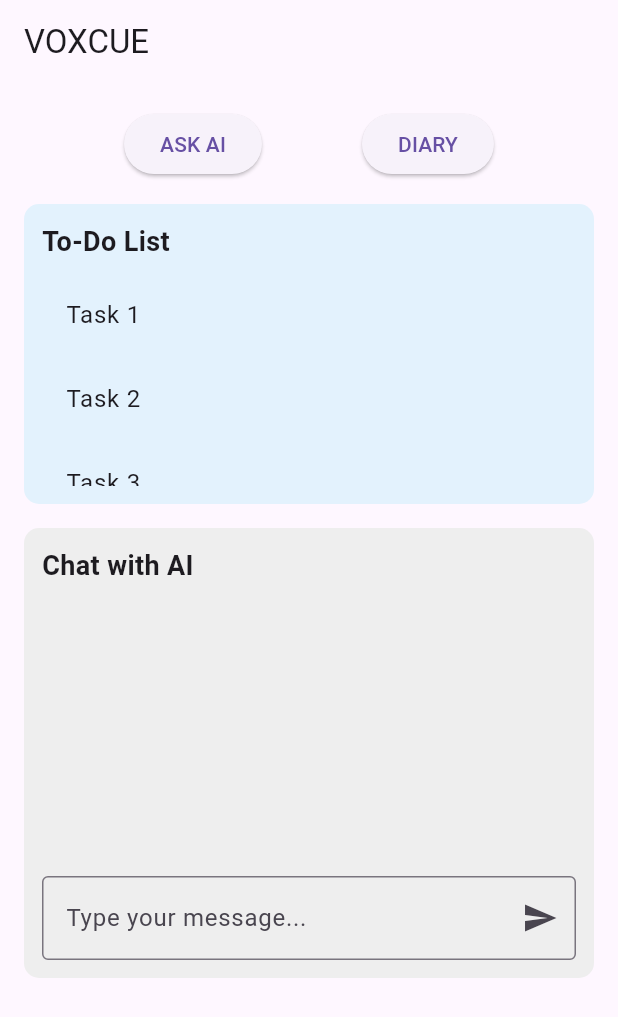
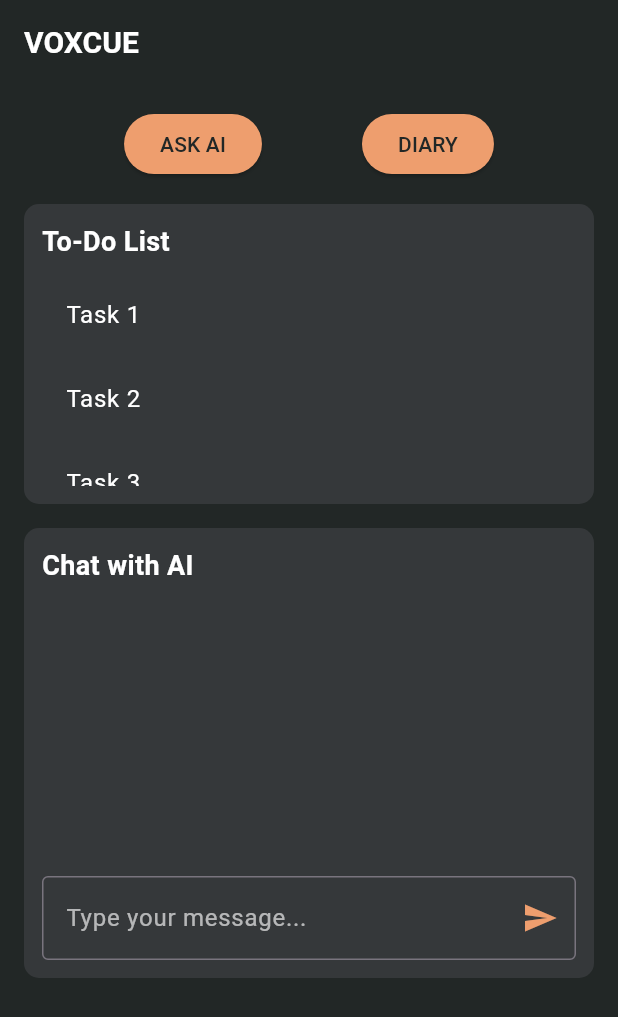
Before and after one commit to Voxcue/voxcue_app, a Flutter app: the screen it shows after launch, on a phone screen of 412 x 824 dp. Shown: the top 1017 px of the screen. Run offline on Flutter 3.47's test engine with Material 3 defaults, Android fonts, the phone set to English and light mode, and no system bars.

Commit message:
ui changes

```diff
--- a/lib/main.dart
+++ b/lib/main.dart
@@ -9,7 +9,10 @@ class MyApp extends StatelessWidget {
   Widget build(BuildContext context) {
     return MaterialApp(
       debugShowCheckedModeBanner: false,
-      home: HomePage(),
+      home: Container(
+        color: const Color.fromRGBO(34, 39, 38, 1),
+        child: HomePage(),
+      ),
     );
   }
 }
@@ -38,7 +41,18 @@ class _HomePageState extends State<HomePage> {
   @override
   Widget build(BuildContext context) {
     return Scaffold(
-      appBar: AppBar(title: Text('VOXCUE')),
+      appBar: AppBar(
+        title: const Text(
+          'VOXCUE',
+          style: TextStyle(
+            color: Colors.white, // White text color
+            fontSize: 20, // Adjust font size if needed
+            fontWeight: FontWeight.bold, // Optional: Makes text bold
+          ),
+        ),
+        backgroundColor: Colors.transparent,
+      ),
+      backgroundColor: Color.fromRGBO(34, 39, 38, 255),
       body: Padding(
         padding: const EdgeInsets.all(16.0),
         child: SingleChildScrollView(
@@ -49,8 +63,24 @@ class _HomePageState extends State<HomePage> {
               Row(
                 mainAxisAlignment: MainAxisAlignment.spaceEvenly,
                 children: [
-                  ElevatedButton(onPressed: () {}, child: Text('ASK AI')),
-                  ElevatedButton(onPressed: () {}, child: Text('DIARY')),
+                  ElevatedButton(
+                      onPressed: () {},
+                      style: ElevatedButton.styleFrom(
+                        backgroundColor: Color.fromRGBO(238, 158, 110,
+                            1), // Background color // Text and icon color
+                      ),
+                      child: Text(
+                        'ASK AI',
+                        style: TextStyle(color: Color.fromRGBO(34, 39, 38, 1)),
+                      )),
+                  ElevatedButton(
+                      onPressed: () {},
+                      style: ElevatedButton.styleFrom(
+                          backgroundColor: Color.fromRGBO(238, 158, 110, 1)),
+                      child: Text(
+                        'DIARY',
+                        style: TextStyle(color: Color.fromRGBO(34, 39, 38, 1)),
+                      )),
                 ],
               ),
 
@@ -61,7 +91,7 @@ class _HomePageState extends State<HomePage> {
                 height: 200, // Fixed height to prevent overflow
                 padding: EdgeInsets.all(12),
                 decoration: BoxDecoration(
-                  color: Colors.blue.shade50,
+                  color: const Color.fromRGBO(53, 56, 58, 1),
                   borderRadius: BorderRadius.circular(10),
                 ),
                 child: Column(
@@ -69,13 +99,19 @@ class _HomePageState extends State<HomePage> {
                   children: [
                     Text("To-Do List",
                         style: TextStyle(
-                            fontSize: 18, fontWeight: FontWeight.bold)),
+                            color: Colors.white,
+                            fontSize: 18,
+                            fontWeight: FontWeight.bold)),
                     SizedBox(height: 8),
                     Expanded(
                       child: ListView.builder(
                         itemCount: _todoItems.length,
                         itemBuilder: (context, index) {
-                          return ListTile(title: Text(_todoItems[index]));
+                          return ListTile(
+                              title: Text(_todoItems[index],
+                                  style: TextStyle(
+                                    color: Colors.white,
+                                  )));
                         },
                       ),
                     ),
@@ -90,7 +126,7 @@ class _HomePageState extends State<HomePage> {
                 height: 300, // Fixed height to ensure space for chat input
                 padding: EdgeInsets.all(12),
                 decoration: BoxDecoration(
-                  color: Colors.grey.shade200,
+                  color: const Color.fromRGBO(53, 56, 58, 1),
                   borderRadius: BorderRadius.circular(10),
                 ),
                 child: Column(
@@ -98,7 +134,9 @@ class _HomePageState extends State<HomePage> {
                   children: [
                     Text("Chat with AI",
                         style: TextStyle(
-                            fontSize: 18, fontWeight: FontWeight.bold)),
+                            color: Colors.white,
+                            fontSize: 18,
+                            fontWeight: FontWeight.bold)),
                     SizedBox(height: 8),
                     Expanded(
                       child: ListView.builder(
@@ -113,11 +151,22 @@ class _HomePageState extends State<HomePage> {
                     ),
                     TextField(
                       controller: _chatController,
+                      style: TextStyle(color: Colors.white),
+                      cursorColor: Colors.white,
                       decoration: InputDecoration(
+                        focusedBorder: OutlineInputBorder(
+                          borderSide: BorderSide(
+                              color: const Color.fromARGB(200, 255, 255, 255),
+                              width: 2), // Active border
+                        ),
+                        hintStyle: TextStyle(
+                            color: const Color.fromARGB(163, 255, 255, 255)),
                         hintText: "Type your message...",
                         border: OutlineInputBorder(),
+                        fillColor: Colors.white,
                         suffixIcon: IconButton(
-                          icon: Icon(Icons.send),
+                          icon: Icon(Icons.send,
+                              color: const Color.fromRGBO(238, 158, 110, 1)),
                           onPressed: _sendMessage,
                         ),
                       ),
```
Also changed, not shown: 4 other files.
